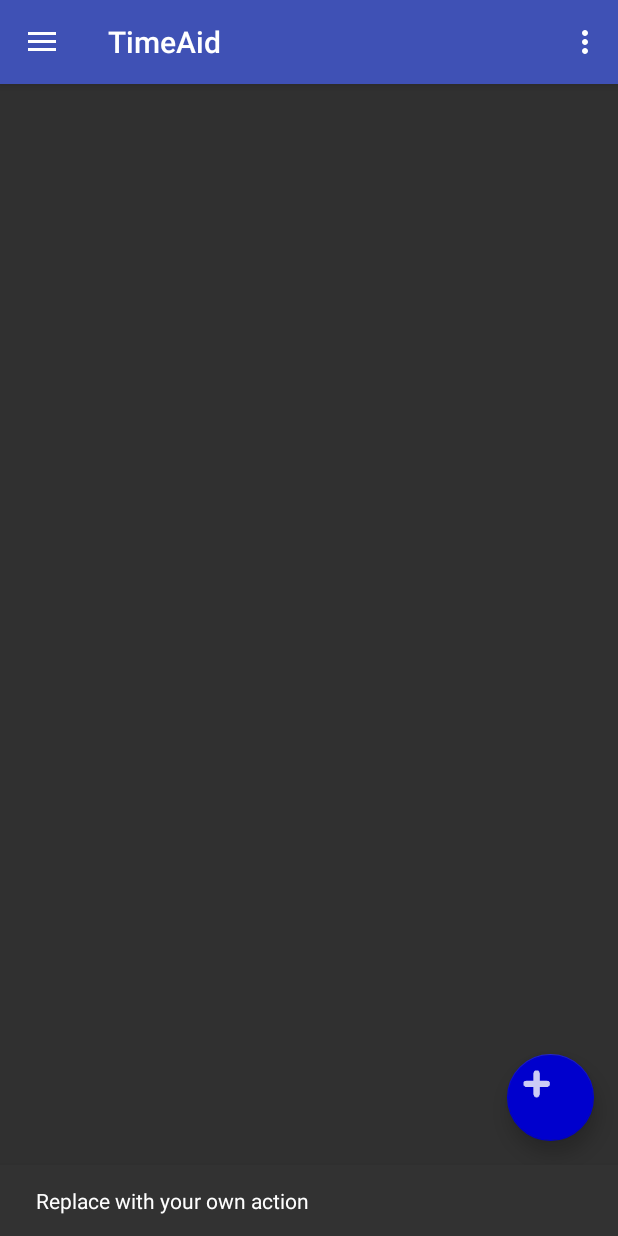
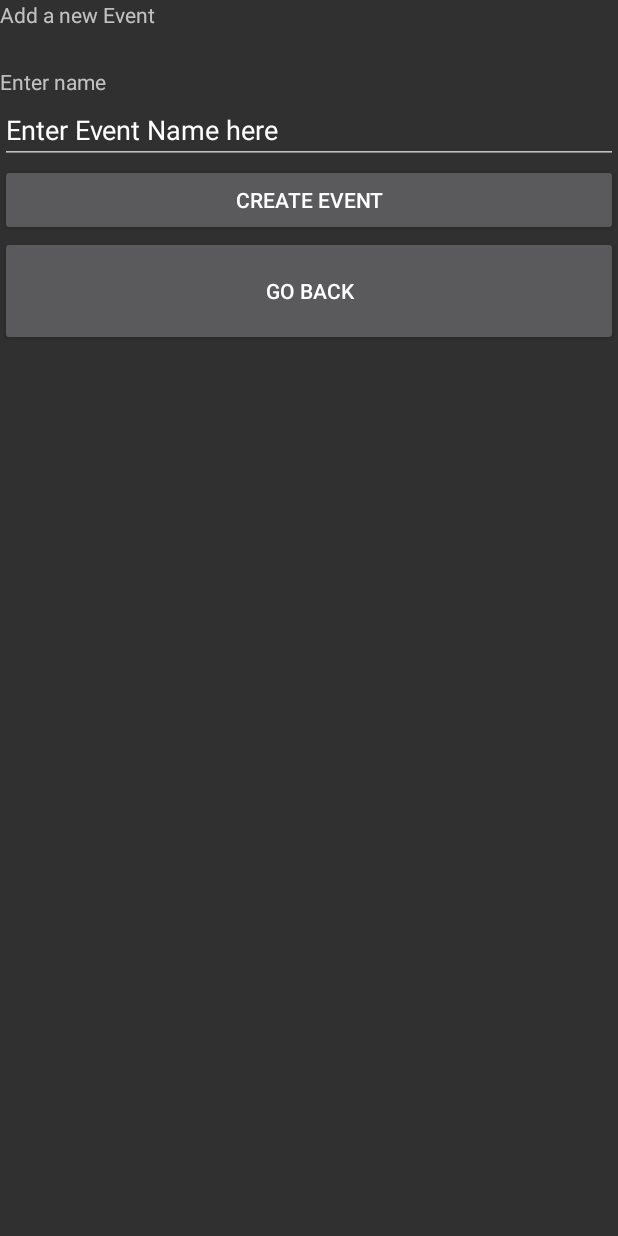
Before and after one commit to Herofresh/TimeAid, an Android app: the screen it shows after launch (MainActivity), after a tap on an icon or button, on a phone screen of 412 x 824 dp. Run offline under Robolectric (Android 15) with nearby library versions, the light colour scheme and no system bars.

Commit message:
neue Version KlassenLogik
KlassenLogik implementiert

```diff
--- a/Programmieren/TimeAid28.04.2017/app/src/main/java/com/htkshkoder/navigationdrawer/MainActivity.java
+++ b/Programmieren/TimeAid28.04.2017/app/src/main/java/com/htkshkoder/navigationdrawer/MainActivity.java
@@ -36,6 +36,7 @@ public class MainActivity extends AppCompatActivity
             public void onClick(View view) {
                 Snackbar.make(view, "Replace with your own action", Snackbar.LENGTH_LONG)
                         .setAction("Action", null).show();
+                setContentView(R.layout.eintrag_layout);
             }
         });
 
--- a/Programmieren/TimeAid28.04.2017/app/src/main/java/com/htkshkoder/navigationdrawer/eintrag.java
+++ b/Programmieren/TimeAid28.04.2017/app/src/main/java/com/htkshkoder/navigationdrawer/eintrag.java
@@ -1,12 +1,14 @@
 package com.htkshkoder.navigationdrawer;
 
 import android.app.Activity;
+
+import android.support.v7.app.AppCompatActivity;
+
 
 /**
  * Created by bjorn on 05.05.2017.
  */
 
-public class eintrag {
+public class Eintrag extends AppCompatActivity {
 
-    String date,name;
 }
--- a/Programmieren/TimeAid28.04.2017/app/src/main/res/layout/eintrag_layout.xml
+++ b/Programmieren/TimeAid28.04.2017/app/src/main/res/layout/eintrag_layout.xml
@@ -1,6 +1,43 @@
 <?xml version="1.0" encoding="utf-8"?>
 <LinearLayout xmlns:android="http://schemas.android.com/apk/res/android"
-    android:orientation="vertical" android:layout_width="match_parent"
-    android:layout_height="match_parent">
+    android:id="@+id/btnSubmit"
+    android:layout_width="match_parent"
+    android:layout_height="match_parent"
+    android:orientation="vertical"
+    android:weightSum="1">
+
+    <TextView
+        android:id="@+id/tVeintrag"
+        android:layout_width="match_parent"
+        android:layout_height="wrap_content"
+        android:text="Add a new Event"
+        android:layout_weight="0.04" />
+
+    <TextView
+        android:id="@+id/tVaddName"
+        android:layout_width="match_parent"
+        android:layout_height="wrap_content"
+        android:text="Enter name" />
+
+    <EditText
+        android:id="@+id/eTName"
+        android:layout_width="match_parent"
+        android:layout_height="wrap_content"
+        android:ems="10"
+        android:inputType="textPersonName"
+        android:text="Enter Event Name here" />
+
+    <Button
+        android:id="@+id/button"
+        android:layout_width="match_parent"
+        android:layout_height="wrap_content"
+        android:text="Create Event" />
+
+    <Button
+        android:id="@+id/btnGoBack"
+        android:layout_width="match_parent"
+        android:layout_height="wrap_content"
+        android:layout_weight="0.04"
+        android:text="Go Back" />
 
 </LinearLayout>
```
